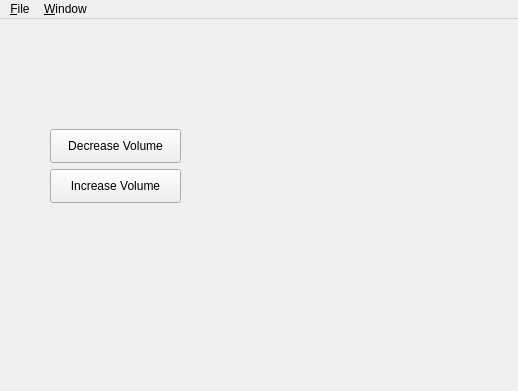
Qt form src/ui/main_window.ui (mharrys/untzy) before a commit.
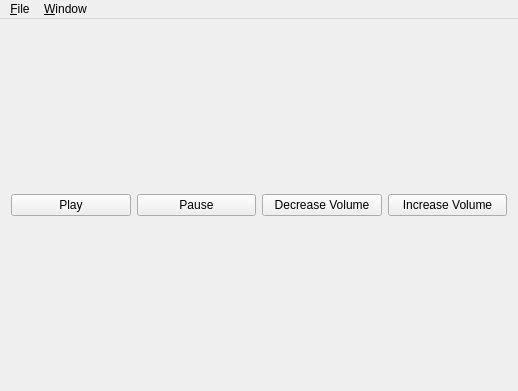
The same form after that commit.

Commit message: morph play and pause menu items to buttons

The edit to the form file:
```diff
--- a/src/ui/main_window.ui
+++ b/src/ui/main_window.ui
@@ -14,32 +14,40 @@
    <string>Untzy</string>
   </property>
   <widget class="QWidget" name="central_widget">
+   <layout class="QVBoxLayout" name="verticalLayout_2">
+    <item>
+     <layout class="QHBoxLayout" name="horizontalLayout">
+      <item>
+       <widget class="QPushButton" name="play_button">
+        <property name="text">
+         <string>Play</string>
+        </property>
+       </widget>
+      </item>
+      <item>
+       <widget class="QPushButton" name="pause_button">
+        <property name="text">
+         <string>Pause</string>
+        </property>
+       </widget>
+      </item>
+      <item>
    <widget class="QPushButton" name="dec_vol">
-    <property name="geometry">
-     <rect>
-      <x>50</x>
-      <y>110</y>
-      <width>131</width>
-      <height>34</height>
-     </rect>
-    </property>
     <property name="text">
      <string>Decrease Volume</string>
     </property>
    </widget>
+      </item>
+      <item>
    <widget class="QPushButton" name="inc_vol">
-    <property name="geometry">
-     <rect>
-      <x>50</x>
-      <y>150</y>
-      <width>131</width>
-      <height>34</height>
-     </rect>
-    </property>
     <property name="text">
      <string>Increase Volume</string>
     </property>
    </widget>
+      </item>
+     </layout>
+    </item>
+   </layout>
   </widget>
   <widget class="QMenuBar" name="menu_bar">
    <property name="geometry">
```
Left out of the diff: 6 changed lines with no effect on the pictures. Lines whose indentation alone changed are shown as unchanged. The commit also changes 1 other file.
